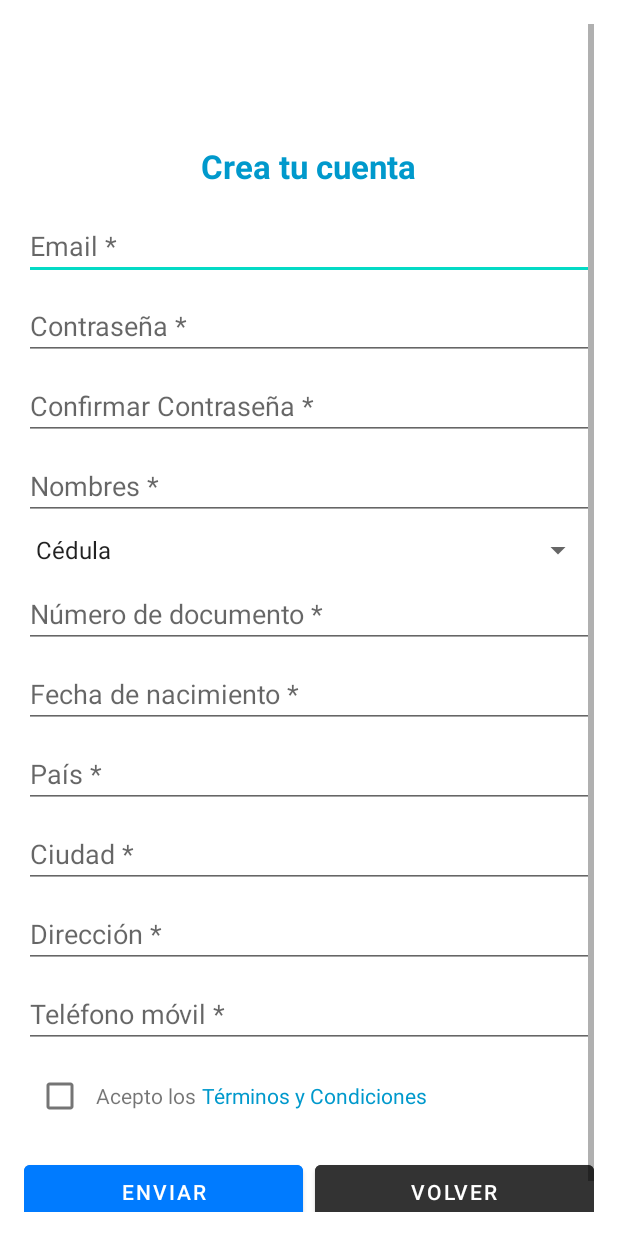
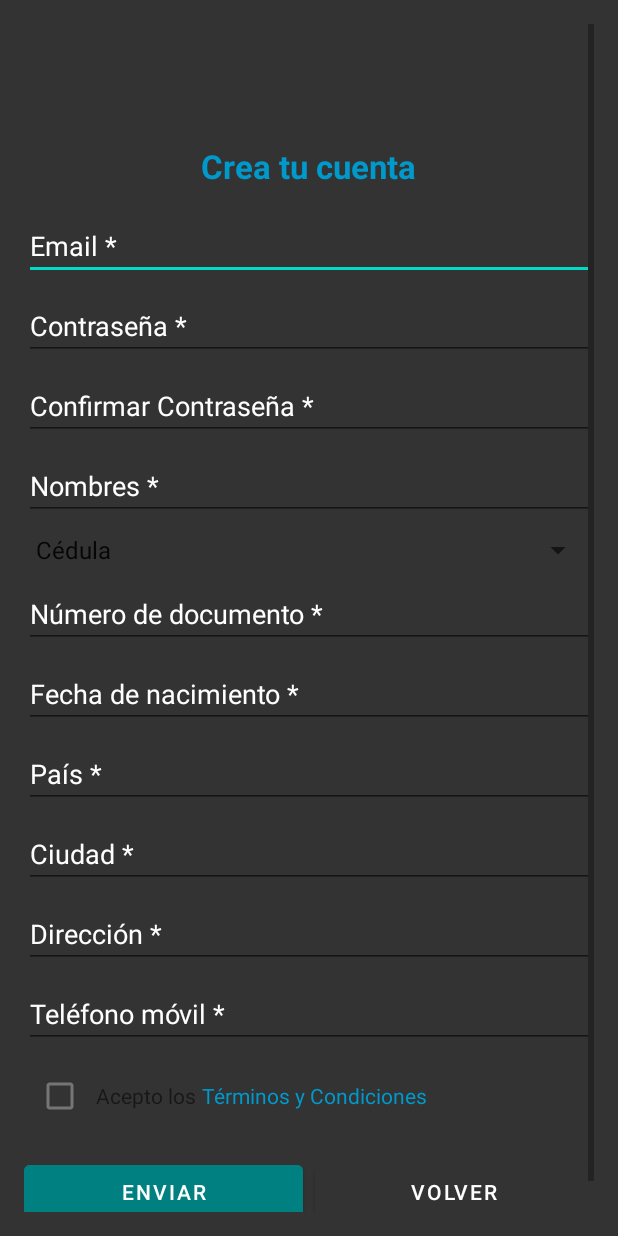
Before and after one commit to juanmarin7/gestorCasilleroapp, an Android app: the RegisterActivity screen opened directly, with no data from a screen before it, on a phone screen of 412 x 824 dp. Run offline under Robolectric (Android 15) with nearby library versions, the phone set to English and light mode, and no system bars.

Commit message:
Se agrega el array tipdocumento, se modifican colores

```diff
--- a/app/src/main/res/layout/activity_authentication.xml
+++ b/app/src/main/res/layout/activity_authentication.xml
@@ -30,6 +30,7 @@
         android:layout_width="match_parent"
         android:layout_height="wrap_content"
         android:backgroundTint="@color/teal"
+        android:textColor="@color/white"
         android:text="Iniciar Sesión" />
 
     <Button
@@ -38,6 +39,7 @@
         android:layout_height="wrap_content"
         android:text="Registrarse"
         android:backgroundTint="@color/teal"
+        android:textColor="@color/white"
         android:layout_marginTop="8dp"/>
 
 </LinearLayout>
--- a/app/src/main/res/layout/activity_register.xml
+++ b/app/src/main/res/layout/activity_register.xml
@@ -2,13 +2,15 @@
 <ScrollView xmlns:android="http://schemas.android.com/apk/res/android"
     android:layout_width="match_parent"
     android:layout_height="match_parent"
-    android:padding="16dp">
+    android:padding="16dp"
+    android:background="@color/darkGray">
 
     <LinearLayout
         android:layout_width="match_parent"
         android:layout_height="wrap_content"
         android:orientation="vertical"
-        android:gravity="center">
+        android:gravity="center"
+        >
 
         <!-- Icono superior -->
         <ImageView
@@ -38,6 +40,7 @@
                 android:id="@+id/etEmail"
                 android:layout_width="match_parent"
                 android:layout_height="wrap_content"
+                android:textColorHint="@color/white"
                 android:hint="Email *"
                 android:inputType="textEmailAddress"
                 android:layout_marginBottom="8dp" />
@@ -46,6 +49,7 @@
                 android:id="@+id/etPassword"
                 android:layout_width="match_parent"
                 android:layout_height="wrap_content"
+                android:textColorHint="@color/white"
                 android:hint="Contraseña *"
                 android:inputType="textPassword"
                 android:layout_marginBottom="8dp" />
@@ -54,6 +58,7 @@
                 android:id="@+id/etConfirmPassword"
                 android:layout_width="match_parent"
                 android:layout_height="wrap_content"
+                android:textColorHint="@color/white"
                 android:hint="Confirmar Contraseña *"
                 android:inputType="textPassword"
                 android:layout_marginBottom="8dp" />
@@ -62,6 +67,7 @@
                 android:id="@+id/etFullName"
                 android:layout_width="match_parent"
                 android:layout_height="wrap_content"
+                android:textColorHint="@color/white"
                 android:hint="Nombres *"
                 android:inputType="textPersonName"
                 android:layout_marginBottom="8dp" />
@@ -76,6 +82,7 @@
                 android:id="@+id/etDocumentNumber"
                 android:layout_width="match_parent"
                 android:layout_height="wrap_content"
+                android:textColorHint="@color/white"
                 android:hint="Número de documento *"
                 android:inputType="number"
                 android:layout_marginBottom="8dp" />
@@ -84,6 +91,7 @@
                 android:id="@+id/etBirthDate"
                 android:layout_width="match_parent"
                 android:layout_height="wrap_content"
+                android:textColorHint="@color/white"
                 android:hint="Fecha de nacimiento *"
                 android:inputType="date"
                 android:layout_marginBottom="8dp" />
@@ -92,6 +100,7 @@
                 android:id="@+id/etCountry"
                 android:layout_width="match_parent"
                 android:layout_height="wrap_content"
+                android:textColorHint="@color/white"
                 android:hint="País *"
                 android:inputType="text"
                 android:layout_marginBottom="8dp" />
@@ -100,6 +109,7 @@
                 android:id="@+id/etCity"
                 android:layout_width="match_parent"
                 android:layout_height="wrap_content"
+                android:textColorHint="@color/white"
                 android:hint="Ciudad *"
                 android:inputType="text"
                 android:layout_marginBottom="8dp" />
@@ -108,6 +118,7 @@
                 android:id="@+id/etAddress"
                 android:layout_width="match_parent"
                 android:layout_height="wrap_content"
+                android:textColorHint="@color/white"
                 android:hint="Dirección *"
                 android:inputType="textPostalAddress"
                 android:layout_marginBottom="8dp" />
@@ -116,6 +127,7 @@
                 android:id="@+id/etPhone"
                 android:layout_width="match_parent"
                 android:layout_height="wrap_content"
+                android:textColorHint="@color/white"
                 android:hint="Teléfono móvil *"
                 android:inputType="phone"
                 android:layout_marginBottom="8dp" />
@@ -164,7 +176,7 @@
                 android:layout_height="wrap_content"
                 android:text="Enviar"
                 android:layout_weight="1"
-                android:backgroundTint="@color/blue"
+                android:backgroundTint="@color/teal"
                 android:textColor="@android:color/white"
                 android:layout_marginEnd="8dp" />
 
--- a/app/src/main/res/values/strings.xml
+++ b/app/src/main/res/values/strings.xml
@@ -26,9 +26,11 @@
     <string name="btn_solicitudes">SOLICITUDES</string>
     <string name="btn_pagos">PAGOS</string>
     <string name="btn_en_transito">EN TRANSITO</string>
+
     <string-array name="document_types">
         <item>Cédula</item>
         <item>NIT</item>
         <item>Cédula Extranjera</item>
     </string-array>
+
 </resources>
```
